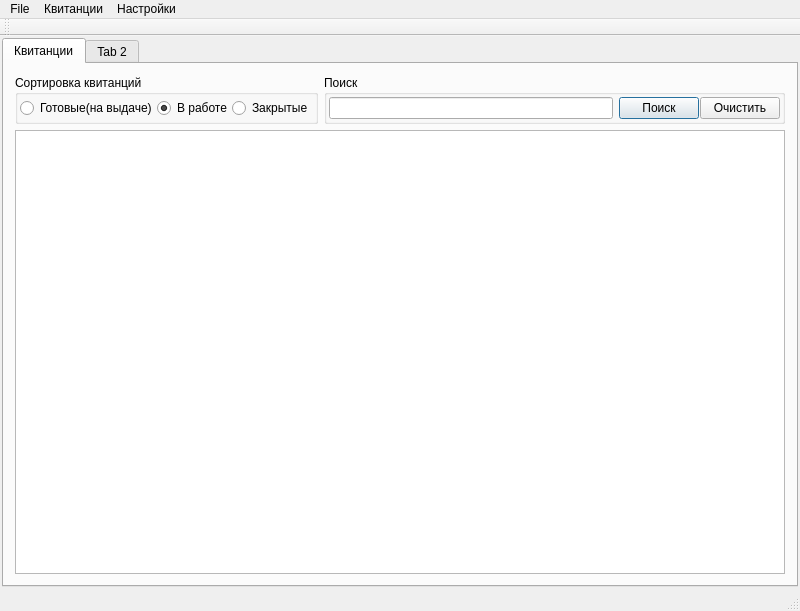
This is mainwindow.ui in eboladev/XPPC as Qt 5 draws it before an edit. The edited form follows.
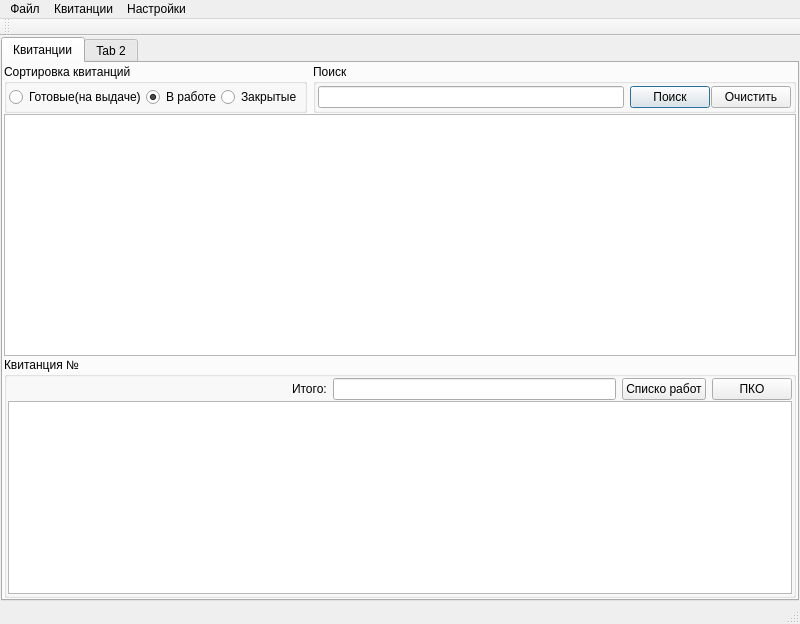
This is the edited form.

The edit to the form file:
```diff
--- a/mainwindow.ui
+++ b/mainwindow.ui
@@ -7,7 +7,7 @@
     <x>0</x>
     <y>0</y>
     <width>800</width>
-    <height>611</height>
+    <height>624</height>
    </rect>
   </property>
   <property name="minimumSize">
@@ -22,7 +22,7 @@
   <widget class="QWidget" name="centralWidget">
    <layout class="QGridLayout" name="gridLayout">
     <property name="margin">
-     <number>2</number>
+     <number>1</number>
     </property>
     <property name="spacing">
      <number>1</number>
@@ -39,7 +39,13 @@
        <attribute name="title">
         <string>Квитанции</string>
        </attribute>
-       <layout class="QGridLayout" name="gridLayout_4">
+       <layout class="QGridLayout" name="gridLayout_5">
+        <property name="margin">
+         <number>1</number>
+        </property>
+        <property name="spacing">
+         <number>1</number>
+        </property>
         <item row="0" column="0">
          <layout class="QHBoxLayout" name="horizontalLayout">
           <item>
@@ -164,7 +170,7 @@
            <enum>QAbstractItemView::SelectRows</enum>
           </property>
           <property name="sortingEnabled">
-           <bool>false</bool>
+           <bool>true</bool>
           </property>
           <attribute name="horizontalHeaderDefaultSectionSize">
            <number>50</number>
@@ -173,7 +179,7 @@
            <number>10</number>
           </attribute>
           <attribute name="horizontalHeaderShowSortIndicator" stdset="0">
-           <bool>false</bool>
+           <bool>true</bool>
           </attribute>
           <attribute name="horizontalHeaderStretchLastSection">
            <bool>true</bool>
@@ -187,6 +193,78 @@
           <attribute name="verticalHeaderMinimumSectionSize">
            <number>10</number>
           </attribute>
+          <attribute name="verticalHeaderShowSortIndicator" stdset="0">
+           <bool>true</bool>
+          </attribute>
+         </widget>
+        </item>
+        <item row="2" column="0">
+         <widget class="QGroupBox" name="groupBoxFastTicketInfo">
+          <property name="title">
+           <string>Квитанция №</string>
+          </property>
+          <layout class="QGridLayout" name="gridLayout_4">
+           <property name="margin">
+            <number>1</number>
+           </property>
+           <property name="spacing">
+            <number>1</number>
+           </property>
+           <item row="0" column="0">
+            <layout class="QHBoxLayout" name="horizontalLayout_5">
+             <item>
+              <spacer name="horizontalSpacer">
+               <property name="orientation">
+                <enum>Qt::Horizontal</enum>
+               </property>
+               <property name="sizeHint" stdset="0">
+                <size>
+                 <width>40</width>
+                 <height>20</height>
+                </size>
+               </property>
+              </spacer>
+             </item>
+             <item>
+              <widget class="QLabel" name="labelJobPrice">
+               <property name="text">
+                <string>Итого:</string>
+               </property>
+              </widget>
+             </item>
+             <item>
+              <widget class="QLineEdit" name="lineEditTicketPrice"/>
+             </item>
+             <item>
+              <widget class="QPushButton" name="pushButtonPrintJobList">
+               <property name="text">
+                <string>Списко работ</string>
+               </property>
+              </widget>
+             </item>
+             <item>
+              <widget class="QPushButton" name="pushButtonPrintTicketInfo">
+               <property name="text">
+                <string>ПКО</string>
+               </property>
+              </widget>
+             </item>
+            </layout>
+           </item>
+           <item row="1" column="0">
+            <widget class="QTreeView" name="treeViewJobsOnTicket">
+             <property name="enabled">
+              <bool>true</bool>
+             </property>
+             <property name="indentation">
+              <number>7</number>
+             </property>
+             <attribute name="headerCascadingSectionResizes">
+              <bool>true</bool>
+             </attribute>
+            </widget>
+           </item>
+          </layout>
          </widget>
         </item>
        </layout>
@@ -217,7 +295,7 @@
    </property>
    <widget class="QMenu" name="menuFile">
     <property name="title">
-     <string>File</string>
+     <string>Файл</string>
     </property>
     <addaction name="actionConnect"/>
     <addaction name="actionDisconnect"/>
```
Left out of the diff: 7 changed lines with no effect on the pictures.
